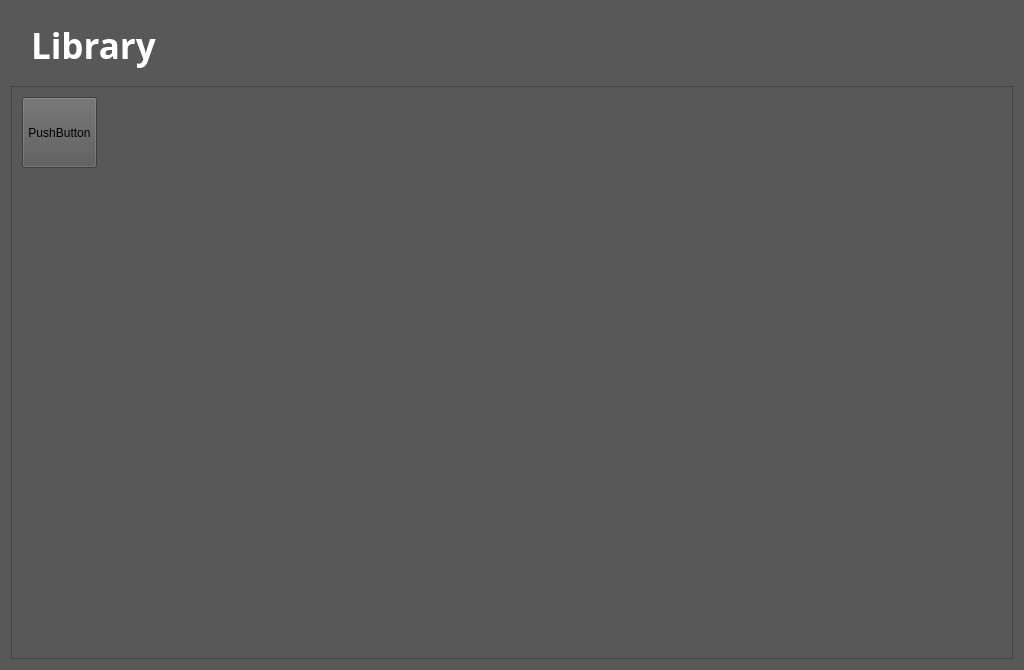
Qt form Game Launcher/GameLauncher.ui (startergate/The-Intersection) before a commit.
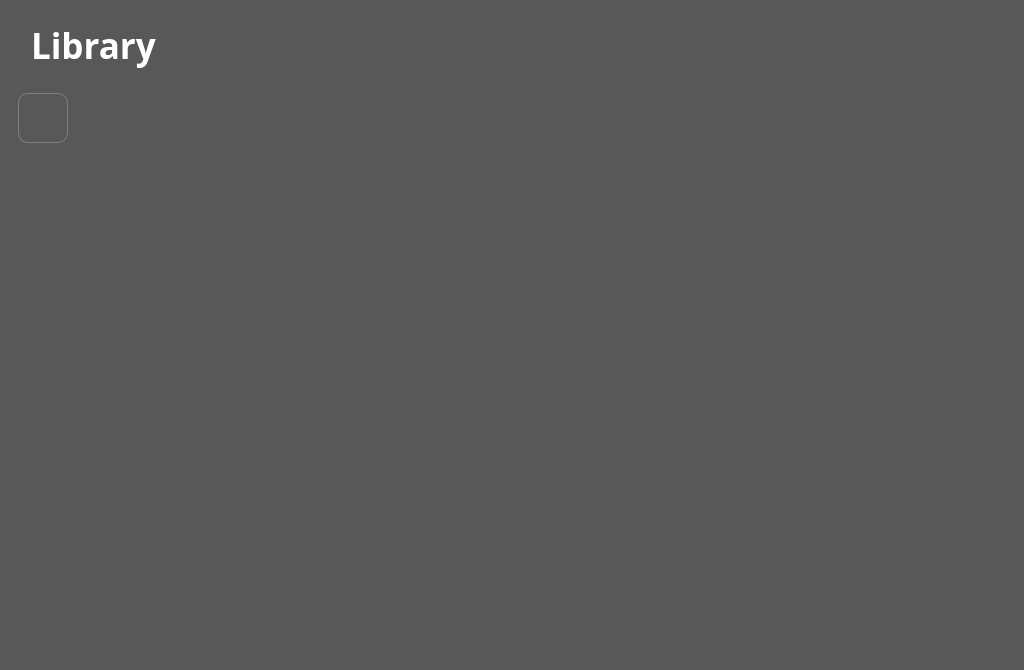
The same form after that commit. Icons and pictures are not drawn.

Commit message: 어떻게든 되겠지

Patch:
```diff
--- a/Game Launcher/GameLauncher.ui
+++ b/Game Launcher/GameLauncher.ui
@@ -23,6 +23,12 @@
    <layout class="QGridLayout" name="gridLayout">
     <item row="1" column="0">
      <widget class="QScrollArea" name="scrollArea">
+      <property name="whatsThis">
+       <string>Counter-Strike</string>
+      </property>
+      <property name="styleSheet">
+       <string notr="true">border: 0;</string>
+      </property>
       <property name="widgetResizable">
        <bool>true</bool>
       </property>
@@ -31,21 +37,31 @@
         <rect>
          <x>0</x>
          <y>0</y>
-         <width>1004</width>
-         <height>582</height>
+         <width>1006</width>
+         <height>584</height>
         </rect>
        </property>
        <widget class="QPushButton" name="pushButton">
         <property name="geometry">
          <rect>
-          <x>10</x>
-          <y>10</y>
-          <width>75</width>
-          <height>71</height>
+          <x>7</x>
+          <y>7</y>
+          <width>50</width>
+          <height>50</height>
          </rect>
         </property>
+        <property name="accessibleName">
+         <string>Counter-Strike</string>
+        </property>
+        <property name="styleSheet">
+         <string notr="true">border: 1px solid grey;
+border-radius: 10px;
+background-image: url(&quot;GameThumbnail/10.jpg&quot;);
+background-repeat: no-repeat;
+background-position: center;</string>
+        </property>
         <property name="text">
-         <string>PushButton</string>
+         <string/>
         </property>
        </widget>
       </widget>
```
